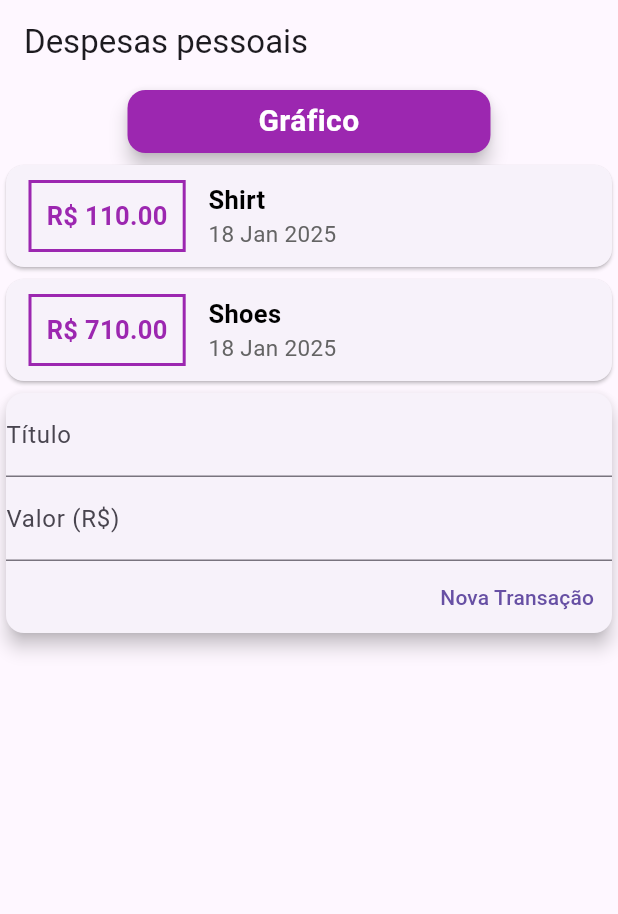
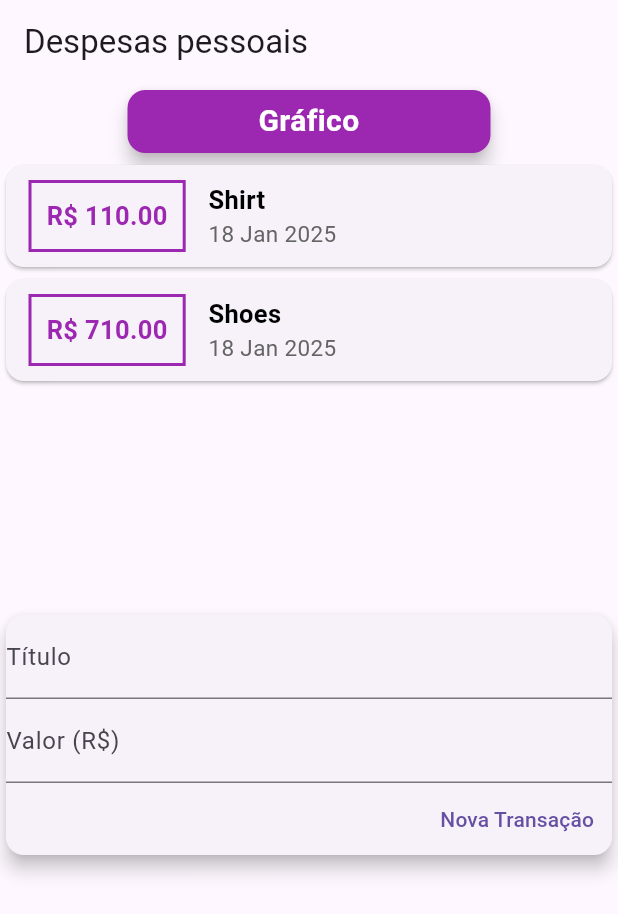
Before and after one commit to JoseLucasapp/expenses-app, a Flutter app: the screen it shows after launch, on a phone screen of 412 x 824 dp. Shown: the top 914 px of the screen. Run offline on Flutter 3.47's test engine with Material 3 defaults, Android fonts, the phone set to English and light mode, and no system bars.

Commit message:
fix: scroll

```diff
--- a/lib/components/transaction_list.dart
+++ b/lib/components/transaction_list.dart
@@ -9,7 +9,10 @@ class TransactionList extends StatelessWidget {
   TransactionList(this.transactions);
   @override
   Widget build(BuildContext context) {
-    return Column(children: [
+    return Container(
+        height: 300,
+        child: SingleChildScrollView(
+          child: Column(children: [
             ...transactions.map((tx) => Card(
                   child: Row(children: [
                     Container(
@@ -51,6 +54,7 @@ class TransactionList extends StatelessWidget {
                     ),
                   ]),
                 ))
-    ]);
+          ]),
+        ));
   }
 }
--- a/lib/main.dart
+++ b/lib/main.dart
@@ -17,7 +17,8 @@ class MyHomePage extends StatelessWidget {
         appBar: AppBar(
           title: Text('Despesas pessoais'),
         ),
-        body: Column(children: [
+        body: SingleChildScrollView(
+            child: Column(children: [
           Container(
             width: 250,
             height: 50,
@@ -38,6 +39,6 @@ class MyHomePage extends StatelessWidget {
             ),
           ),
           TransactionUser(),
-        ]));
+        ])));
   }
 }
```
Lines whose indentation alone changed are shown as unchanged.
